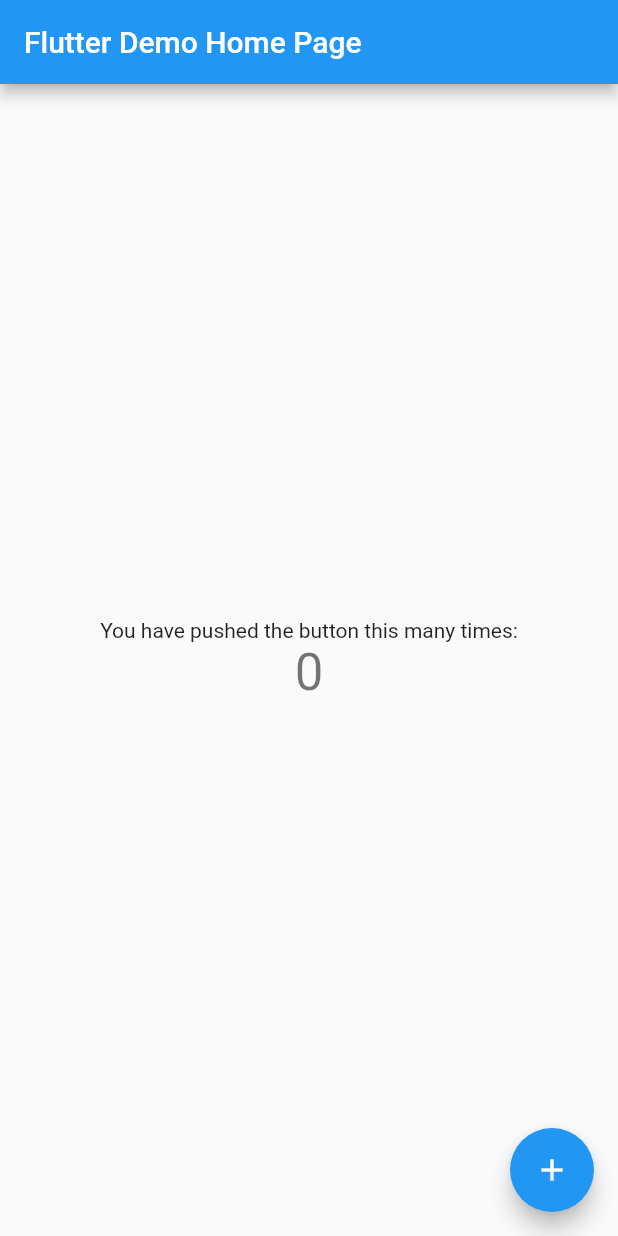
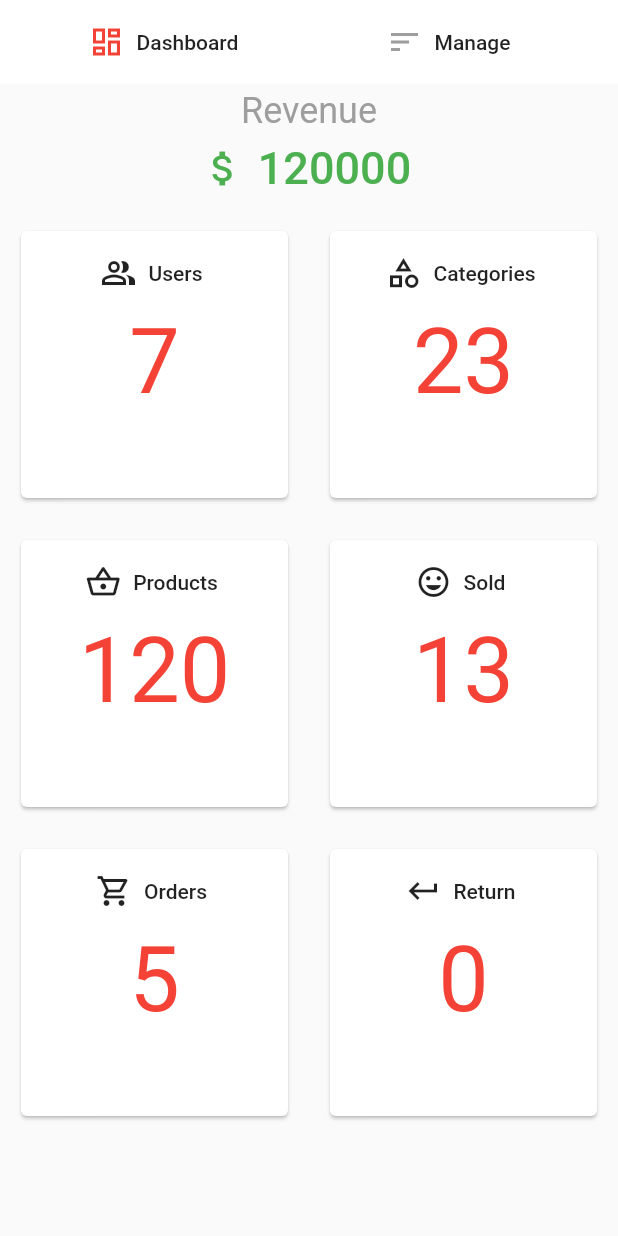
Before and after one commit to SergioEstebanPi/ecommerce-admin-flutter, a Flutter app: the screen it shows after launch, on a phone screen of 412 x 824 dp. Run offline on Flutter 3.47's test engine with Material 2 defaults, Android fonts, the phone set to English and light mode, and no system bars.

```diff
--- a/lib/main.dart
+++ b/lib/main.dart
@@ -1,3 +1,4 @@
+import 'package:ecommerceappadmin/screens/admin.dart';
 import 'package:flutter/material.dart';
 
 void main() {
@@ -10,108 +11,7 @@ class MyApp extends StatelessWidget {
   Widget build(BuildContext context) {
     return MaterialApp(
       title: 'Flutter Demo',
-      theme: ThemeData(
-        // This is the theme of your application.
-        //
-        // Try running your application with "flutter run". You'll see the
-        // application has a blue toolbar. Then, without quitting the app, try
-        // changing the primarySwatch below to Colors.green and then invoke
-        // "hot reload" (press "r" in the console where you ran "flutter run",
-        // or simply save your changes to "hot reload" in a Flutter IDE).
-        // Notice that the counter didn't reset back to zero; the application
-        // is not restarted.
-        primarySwatch: Colors.blue,
-        // This makes the visual density adapt to the platform that you run
-        // the app on. For desktop platforms, the controls will be smaller and
-        // closer together (more dense) than on mobile platforms.
-        visualDensity: VisualDensity.adaptivePlatformDensity,
-      ),
-      home: MyHomePage(title: 'Flutter Demo Home Page'),
+      home: Admin(),
     );
   }
 }
-
-class MyHomePage extends StatefulWidget {
-  MyHomePage({Key key, this.title}) : super(key: key);
-
-  // This widget is the home page of your application. It is stateful, meaning
-  // that it has a State object (defined below) that contains fields that affect
-  // how it looks.
-
-  // This class is the configuration for the state. It holds the values (in this
-  // case the title) provided by the parent (in this case the App widget) and
-  // used by the build method of the State. Fields in a Widget subclass are
-  // always marked "final".
-
-  final String title;
-
-  @override
-  _MyHomePageState createState() => _MyHomePageState();
-}
-
-class _MyHomePageState extends State<MyHomePage> {
-  int _counter = 0;
-
-  void _incrementCounter() {
-    setState(() {
-      // This call to setState tells the Flutter framework that something has
-      // changed in this State, which causes it to rerun the build method below
-      // so that the display can reflect the updated values. If we changed
-      // _counter without calling setState(), then the build method would not be
-      // called again, and so nothing would appear to happen.
-      _counter++;
-    });
-  }
-
-  @override
-  Widget build(BuildContext context) {
-    // This method is rerun every time setState is called, for instance as done
-    // by the _incrementCounter method above.
-    //
-    // The Flutter framework has been optimized to make rerunning build methods
-    // fast, so that you can just rebuild anything that needs updating rather
-    // than having to individually change instances of widgets.
-    return Scaffold(
-      appBar: AppBar(
-        // Here we take the value from the MyHomePage object that was created by
-        // the App.build method, and use it to set our appbar title.
-        title: Text(widget.title),
-      ),
-      body: Center(
-        // Center is a layout widget. It takes a single child and positions it
-        // in the middle of the parent.
-        child: Column(
-          // Column is also a layout widget. It takes a list of children and
-          // arranges them vertically. By default, it sizes itself to fit its
-          // children horizontally, and tries to be as tall as its parent.
-          //
-          // Invoke "debug painting" (press "p" in the console, choose the
-          // "Toggle Debug Paint" action from the Flutter Inspector in Android
-          // Studio, or the "Toggle Debug Paint" command in Visual Studio Code)
-          // to see the wireframe for each widget.
-          //
-          // Column has various properties to control how it sizes itself and
-          // how it positions its children. Here we use mainAxisAlignment to
-          // center the children vertically; the main axis here is the vertical
-          // axis because Columns are vertical (the cross axis would be
-          // horizontal).
-          mainAxisAlignment: MainAxisAlignment.center,
-          children: <Widget>[
-            Text(
-              'You have pushed the button this many times:',
-            ),
-            Text(
-              '$_counter',
-              style: Theme.of(context).textTheme.headline4,
-            ),
-          ],
-        ),
-      ),
-      floatingActionButton: FloatingActionButton(
-        onPressed: _incrementCounter,
-        tooltip: 'Increment',
-        child: Icon(Icons.add),
-      ), // This trailing comma makes auto-formatting nicer for build methods.
-    );
-  }
-}
--- /dev/null
+++ b/lib/screens/admin.dart
@@ -0,0 +1,373 @@
+import 'package:flutter/material.dart';
+
+enum Page {
+  dashboard,
+  manage
+}
+
+class Admin extends StatefulWidget {
+  @override
+  _AdminState createState() => _AdminState();
+}
+
+class _AdminState extends State<Admin> {
+  Page _selectedPage = Page.dashboard;
+  MaterialColor active = Colors.red;
+  MaterialColor notActive = Colors.grey;
+  TextEditingController categoryController = TextEditingController();
+  TextEditingController brandController = TextEditingController();
+  GlobalKey<FormState> _categoryFormKey = GlobalKey();
+  GlobalKey<FormState> _brandFormKey = GlobalKey();
+  @override
+  Widget build(BuildContext context) {
+    return Scaffold(
+      appBar: AppBar(
+        title: Row(
+          children: [
+            Expanded(
+                child: FlatButton.icon(
+                    onPressed: () {
+                      setState(() {
+                        _selectedPage = Page.dashboard;
+                      });
+                    },
+                    icon: Icon(
+                      Icons.dashboard_outlined,
+                      color: _selectedPage == Page.dashboard
+                        ? active
+                        : notActive,
+                    ) ,
+                    label: Text('Dashboard')
+                )
+            ),
+            Expanded(
+                child: FlatButton.icon(
+                    onPressed: () {
+                      setState(() {
+                        _selectedPage = Page.manage;
+                      });
+                    },
+                    icon: Icon(
+                      Icons.sort_outlined,
+                      color: _selectedPage == Page.manage
+                          ? active
+                          : notActive,
+                    ) ,
+                    label: Text('Manage')
+                )
+            ),
+          ],
+        ),
+        elevation: 0,
+        backgroundColor: Colors.white,
+      ),
+      body: _loadScreen(),
+    );
+  }
+  Widget _loadScreen(){
+    switch(_selectedPage){
+      case Page.dashboard:
+        return Column(
+          children: [
+            ListTile(
+              subtitle: FlatButton.icon(
+                  onPressed: () {
+
+                  },
+                  icon: Icon(
+                    Icons.attach_money_outlined,
+                    size: 30,
+                    color: Colors.green,
+                  ),
+                  label: Text(
+                    '120000',
+                    textAlign: TextAlign.center,
+                    style: TextStyle(
+                      fontSize: 30,
+                      color: Colors.green
+                    ),
+                  )
+              ),
+              title: Text(
+                'Revenue',
+                textAlign: TextAlign.center,
+                style: TextStyle(
+                  fontSize: 24,
+                  color: Colors.grey
+                ),
+              ),
+            ),
+            Expanded(
+                child:GridView(
+                  gridDelegate: SliverGridDelegateWithFixedCrossAxisCount(
+                    crossAxisCount: 2
+                  ),
+                  children: [
+                    Padding(
+                        padding: EdgeInsets.all(10),
+                      child: Card(
+                        child: ListTile(
+                          title: FlatButton.icon(
+                              onPressed: () {
+
+                              },
+                              icon: Icon(
+                                Icons.people_alt_outlined
+                              ),
+                              label: Text('Users')
+                          ),
+                          subtitle: Text(
+                            '7',
+                            textAlign: TextAlign.center,
+                            style: TextStyle(
+                              color: active,
+                              fontSize: 60
+                            ),
+                          ),
+                        ),
+                      ),
+                    ),
+                    Padding(
+                        padding: const EdgeInsets.all(10),
+                      child: Card(
+                        child: ListTile(
+                          title: FlatButton.icon(
+                              onPressed: (){
+
+                              },
+                              icon: Icon(Icons.category_outlined),
+                              label: Text('Categories')
+                          ),
+                          subtitle: Text(
+                            '23',
+                            textAlign: TextAlign.center,
+                            style: TextStyle(
+                              color: active,
+                              fontSize: 60
+                            ),
+                          ),
+                        ),
+                      ),
+                    ),
+                    Padding(
+                      padding: const EdgeInsets.all(10),
+                      child: Card(
+                        child: ListTile(
+                          title: FlatButton.icon(
+                              onPressed: (){
+
+                              },
+                              icon: Icon(Icons.shopping_basket_outlined),
+                              label: Text('Products')
+                          ),
+                          subtitle: Text(
+                            '120',
+                            textAlign: TextAlign.center,
+                            style: TextStyle(
+                                color: active,
+                                fontSize: 60
+                            ),
+                          ),
+                        ),
+                      ),
+                    ),
+                    Padding(
+                      padding: const EdgeInsets.all(10),
+                      child: Card(
+                        child: ListTile(
+                          title: FlatButton.icon(
+                              onPressed: (){
+
+                              },
+                              icon: Icon(Icons.tag_faces_outlined),
+                              label: Text('Sold')
+                          ),
+                          subtitle: Text(
+                            '13',
+                            textAlign: TextAlign.center,
+                            style: TextStyle(
+                                color: active,
+                                fontSize: 60
+                            ),
+                          ),
+                        ),
+                      ),
+                    ),
+                    Padding(
+                      padding: const EdgeInsets.all(10),
+                      child: Card(
+                        child: ListTile(
+                          title: FlatButton.icon(
+                              onPressed: (){
+
+                              },
+                              icon: Icon(Icons.shopping_cart_outlined),
+                              label: Text('Orders')
+                          ),
+                          subtitle: Text(
+                            '5',
+                            textAlign: TextAlign.center,
+                            style: TextStyle(
+                                color: active,
+                                fontSize: 60
+                            ),
+                          ),
+                        ),
+                      ),
+                    ),
+                    Padding(
+                      padding: const EdgeInsets.all(10),
+                      child: Card(
+                        child: ListTile(
+                          title: FlatButton.icon(
+                              onPressed: (){
+
+                              },
+                              icon: Icon(Icons.keyboard_return_outlined),
+                              label: Text('Return')
+                          ),
+                          subtitle: Text(
+                            '0',
+                            textAlign: TextAlign.center,
+                            style: TextStyle(
+                                color: active,
+                                fontSize: 60
+                            ),
+                          ),
+                        ),
+                      ),
+                    )
+                  ],
+                )
+            )
+          ],
+        );
+        break;
+      case Page.manage:
+        return ListView(
+          children: [
+            ListTile(
+              leading: Icon(Icons.add),
+              title: Text('Add product'),
+              onTap: () {},
+            ),
+            Divider(),
+            ListTile(
+              leading: Icon(Icons.change_history_outlined),
+              title: Text('Products list'),
+              onTap: () {},
+            ),
+            Divider(),
+            ListTile(
+              leading: Icon(Icons.add_circle_outline),
+              title: Text('Add category'),
+              onTap: () {
+                _categoryAlert();
+              },
+            ),
+            Divider(),
+            ListTile(
+              leading: Icon(Icons.category_outlined),
+              title: Text('Category list'),
+              onTap: () {},
+            ),
+            Divider(),
+            ListTile(
+              leading: Icon(Icons.add_circle_outline),
+              title: Text('Add brand'),
+              onTap: () {
+                _brandAlert();
+              },
+            ),
+            Divider(),
+            ListTile(
+              leading: Icon(Icons.library_books),
+              title: Text('Brand list'),
+              onTap: () {},
+            ),
+            Divider()
+          ],
+        );
+        break;
+      default:
+        break;
+    }
+  }
+
+  void _categoryAlert() {
+    var alert = AlertDialog(
+      content: Form(
+        key: _brandFormKey,
+        child: TextFormField(
+          controller: categoryController,
+          validator: (value) {
+            if(value.isEmpty){
+              return 'Value cannot be empty';
+            } else {
+              return null;
+            }
+          },
+          decoration: InputDecoration(
+            hintText: 'Add category'
+          ),
+        ),
+      ),
+      actions: [
+        FlatButton(
+            onPressed: (){
+              Navigator.pop(context);
+            },
+            child: Text('ADD')
+        ),
+        FlatButton(
+            onPressed: (){
+              Navigator.pop(context);
+            },
+            child: Text('CLOSE')
+        ),
+      ],
+    );
+    showDialog(
+        context: context,
+        builder: (_) => alert
+    );
+  }
+  void _brandAlert() {
+    var alert = AlertDialog(
+      content: Form(
+        key: _brandFormKey,
+        child: TextFormField(
+          controller: brandController,
+          validator: (value) {
+            if(value.isEmpty){
+              return 'Value cannot be empty';
+            } else {
+              return null;
+            }
+          },
+          decoration: InputDecoration(
+              hintText: 'Add brand'
+          ),
+        ),
+      ),
+      actions: [
+        FlatButton(
+          onPressed: (){
+            Navigator.pop(context);
+          },
+          child: Text('ADD'),
+        ),
+        FlatButton(
+            onPressed: (){
+              Navigator.pop(context);
+            },
+            child: Text('CANCEL'),
+        ),
+      ],
+    );
+    showDialog(
+        context: context,
+        builder: (_) => alert
+    );
+  }
+}
```
Also changed, not shown: pubspec.yaml (+9 -1 lines), pubspec.lock, 4 other files.
